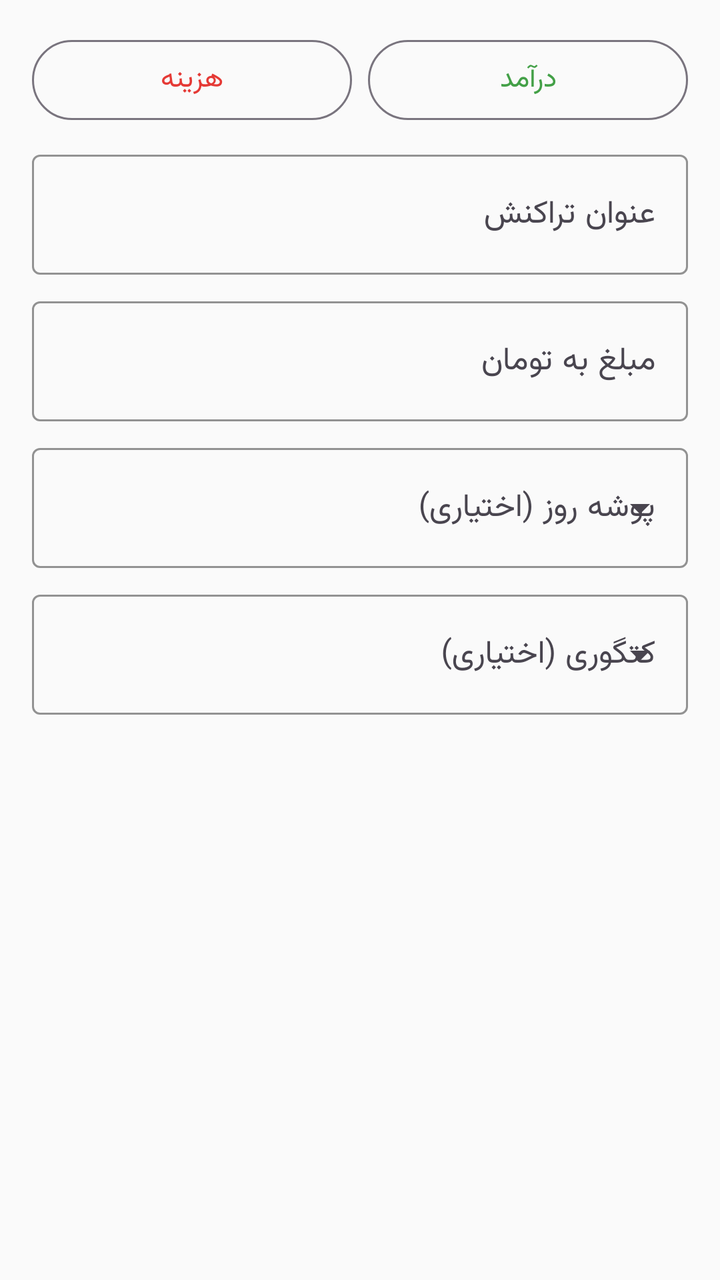
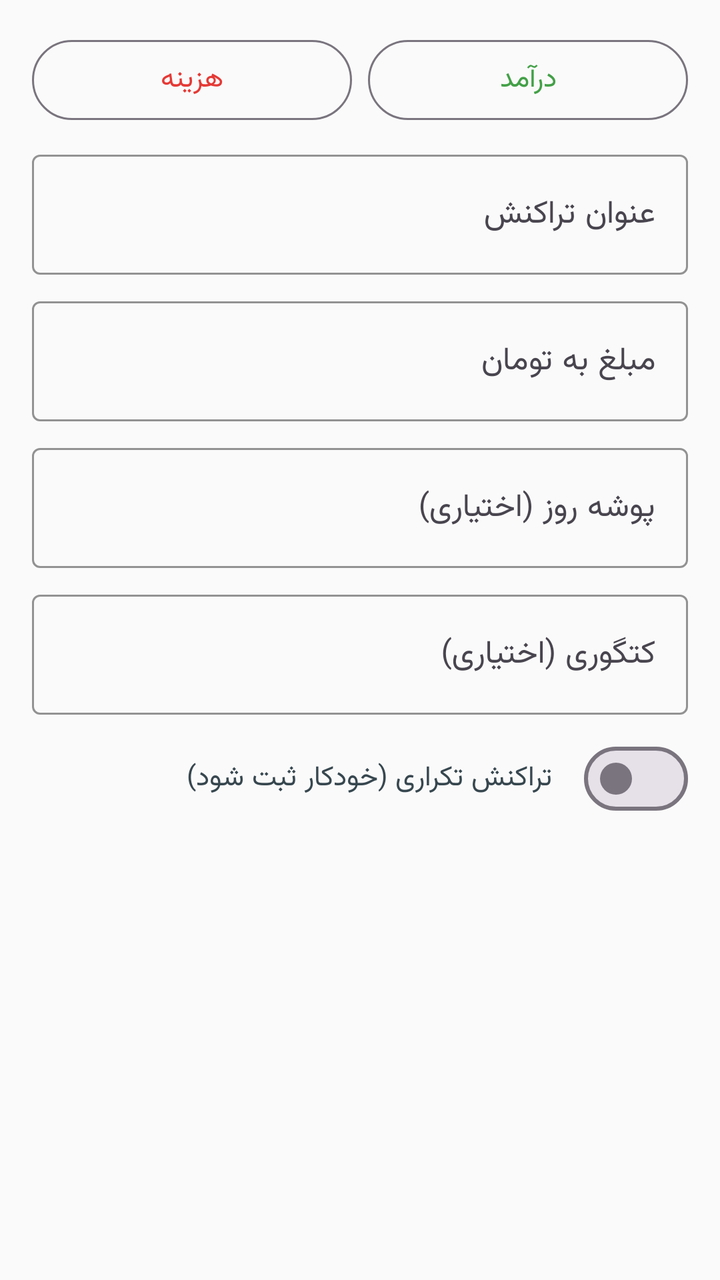

Two renders of the same Android screen: before a commit and after it. Below are the layout's source before the change and the commit's diff.
<!-- AndroidManifest.xml: application theme Theme.PillTracker -->
<!-- res/layout/dialog_add_transaction.xml -->
<?xml version="1.0" encoding="utf-8"?>
<LinearLayout xmlns:android="http://schemas.android.com/apk/res/android"
    xmlns:app="http://schemas.android.com/apk/res-auto"
    android:layout_width="match_parent"
    android:layout_height="wrap_content"
    android:orientation="vertical"
    android:padding="16dp">

    <LinearLayout
        android:layout_width="match_parent"
        android:layout_height="wrap_content"
        android:layout_marginBottom="8dp"
        android:orientation="horizontal">

        <com.google.android.material.button.MaterialButton
            android:id="@+id/typeExpenseBtn"
            style="@style/Widget.Material3.Button.OutlinedButton"
            android:layout_width="0dp"
            android:layout_height="wrap_content"
            android:layout_weight="1"
            android:text="هزینه"
            android:textColor="@color/expense_red" />

        <Space
            android:layout_width="8dp"
            android:layout_height="1dp" />

        <com.google.android.material.button.MaterialButton
            android:id="@+id/typeIncomeBtn"
            style="@style/Widget.Material3.Button.OutlinedButton"
            android:layout_width="0dp"
            android:layout_height="wrap_content"
            android:layout_weight="1"
            android:text="درآمد"
            android:textColor="@color/income_green" />
    </LinearLayout>

    <com.google.android.material.textfield.TextInputLayout
        android:layout_width="match_parent"
        android:layout_height="wrap_content"
        android:layout_marginBottom="8dp"
        android:hint="عنوان تراکنش"
        app:endIconMode="clear_text"
        app:boxStrokeColor="@color/primary"
        app:hintTextColor="@color/primary">

        <com.google.android.material.textfield.TextInputEditText
            android:id="@+id/titleInput"
            android:layout_width="match_parent"
            android:layout_height="wrap_content"
            android:inputType="text"
            android:maxLines="1" />
    </com.google.android.material.textfield.TextInputLayout>

    <com.google.android.material.textfield.TextInputLayout
        android:layout_width="match_parent"
        android:layout_height="wrap_content"
        android:layout_marginBottom="8dp"
        android:hint="مبلغ به تومان"
        app:endIconMode="clear_text"
        app:boxStrokeColor="@color/primary"
        app:hintTextColor="@color/primary">

        <com.google.android.material.textfield.TextInputEditText
            android:id="@+id/amountInput"
            android:layout_width="match_parent"
            android:layout_height="wrap_content"
            android:inputType="number" />
    </com.google.android.material.textfield.TextInputLayout>

    <com.google.android.material.textfield.TextInputLayout
        android:id="@+id/folderDropdownLayout"
        style="@style/Widget.Material3.TextInputLayout.OutlinedBox.ExposedDropdownMenu"
        android:layout_width="match_parent"
        android:layout_height="wrap_content"
        android:layout_marginBottom="8dp"
        android:hint="پوشه روز (اختیاری)"
        app:boxStrokeColor="@color/primary"
        app:hintTextColor="@color/primary">

        <AutoCompleteTextView
            android:id="@+id/folderDropdown"
            android:layout_width="match_parent"
            android:layout_height="wrap_content"
            android:inputType="none"
            android:maxLines="1" />
    </com.google.android.material.textfield.TextInputLayout>

    <com.google.android.material.textfield.TextInputLayout
        android:id="@+id/categoryDropdownLayout"
        style="@style/Widget.Material3.TextInputLayout.OutlinedBox.ExposedDropdownMenu"
        android:layout_width="match_parent"
        android:layout_height="wrap_content"
        android:hint="کتگوری (اختیاری)"
        app:boxStrokeColor="@color/primary"
        app:hintTextColor="@color/primary">

        <AutoCompleteTextView
            android:id="@+id/categoryDropdown"
            android:layout_width="match_parent"
            android:layout_height="wrap_content"
            android:inputType="none"
            android:maxLines="1" />
    </com.google.android.material.textfield.TextInputLayout>

</LinearLayout>
<!-- resources referenced by this layout -->
<resources>
  <color name="expense_red">#FFE53935</color>
  <color name="income_green">#FF43A047</color>
  <color name="primary">#FF78909C</color>
  <style name="Theme.PillTracker" parent="Theme.Material3.DayNight.NoActionBar">
          <item name="colorPrimary">@color/primary</item>
          <item name="colorOnPrimary">@color/on_primary</item>
          <item name="colorSecondary">@color/secondary</item>
          <item name="colorSurface">@color/surface</item>
          <item name="colorOnSurface">@color/on_surface</item>
          <item name="android:fontFamily">@font/vazirmatn</item>
          <item name="fontFamily">@font/vazirmatn</item>
          <item name="android:statusBarColor">@color/background</item>
          <item name="android:windowBackground">@color/background</item>
      </style>
  <color name="on_primary">#FFFFFFFF</color>
  <color name="secondary">#FF90A4AE</color>
  <color name="surface">#FFFFFFFF</color>
  <color name="on_surface">#FF37474F</color>
  <color name="background">#FFFAFAFA</color>
</resources>

<!-- the commit's change to res/layout/dialog_add_transaction.xml (unified diff, before → after) -->
@@ -76,6 +76,7 @@
         android:layout_marginBottom="8dp"
         android:hint="پوشه روز (اختیاری)"
         app:boxStrokeColor="@color/primary"
+        app:endIconMode="clear_text"
         app:hintTextColor="@color/primary">
 
         <AutoCompleteTextView
@@ -93,6 +94,7 @@
         android:layout_height="wrap_content"
         android:hint="کتگوری (اختیاری)"
         app:boxStrokeColor="@color/primary"
+        app:endIconMode="clear_text"
         app:hintTextColor="@color/primary">
 
         <AutoCompleteTextView
@@ -103,4 +105,31 @@
             android:maxLines="1" />
     </com.google.android.material.textfield.TextInputLayout>
 
+    <com.google.android.material.materialswitch.MaterialSwitch
+        android:id="@+id/recurringSwitch"
+        android:layout_width="match_parent"
+        android:layout_height="wrap_content"
+        android:layout_marginTop="8dp"
+        android:text="تراکنش تکراری (خودکار ثبت شود)"
+        android:textColor="@color/on_surface" />
+
+    <com.google.android.material.textfield.TextInputLayout
+        android:id="@+id/recurringIntervalLayout"
+        style="@style/Widget.Material3.TextInputLayout.OutlinedBox.ExposedDropdownMenu"
+        android:layout_width="match_parent"
+        android:layout_height="wrap_content"
+        android:layout_marginTop="8dp"
+        android:hint="تکرار"
+        android:visibility="gone"
+        app:boxStrokeColor="@color/primary"
+        app:hintTextColor="@color/primary">
+
+        <AutoCompleteTextView
+            android:id="@+id/recurringIntervalDropdown"
+            android:layout_width="match_parent"
+            android:layout_height="wrap_content"
+            android:inputType="none"
+            android:maxLines="1" />
+    </com.google.android.material.textfield.TextInputLayout>
+
 </LinearLayout>
<!-- resource entries referenced after the edit -->
@@ -2,6 +2,7 @@
 <resources>
   <color name="expense_red">#FFE53935</color>
   <color name="income_green">#FF43A047</color>
+  <color name="on_surface">#FF37474F</color>
   <color name="primary">#FF78909C</color>
   <style name="Theme.PillTracker" parent="Theme.Material3.DayNight.NoActionBar">
           <item name="colorPrimary">@color/primary</item>
@@ -17,7 +18,6 @@
   <color name="on_primary">#FFFFFFFF</color>
   <color name="secondary">#FF90A4AE</color>
   <color name="surface">#FFFFFFFF</color>
-  <color name="on_surface">#FF37474F</color>
   <color name="background">#FFFAFAFA</color>
 </resources>
 
